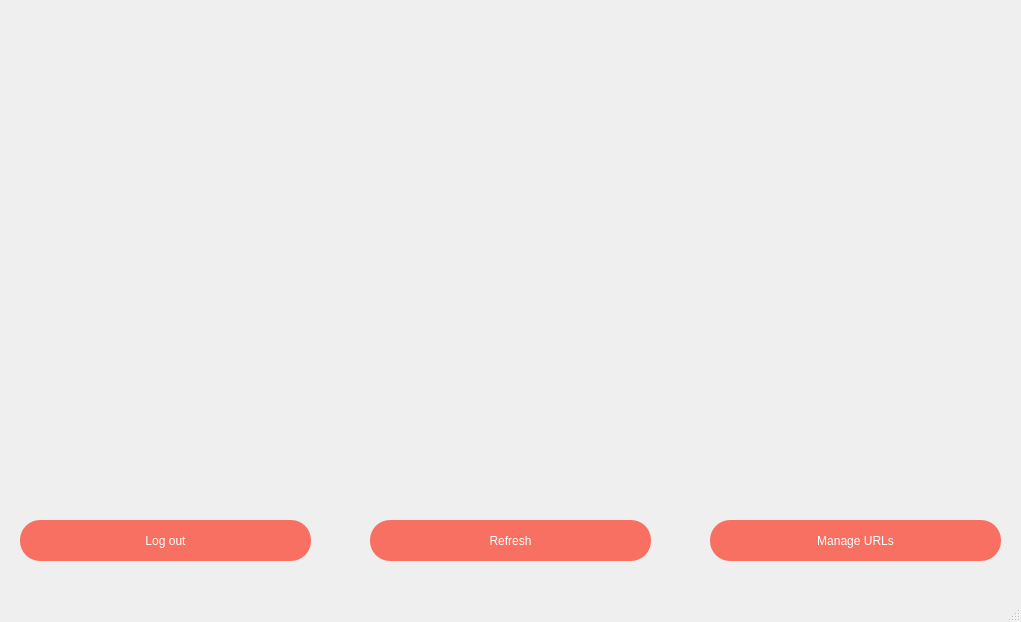
This is newsWindow.ui in Pawlis123/projekt-front as Qt 5 draws it before an edit. The edited form follows.
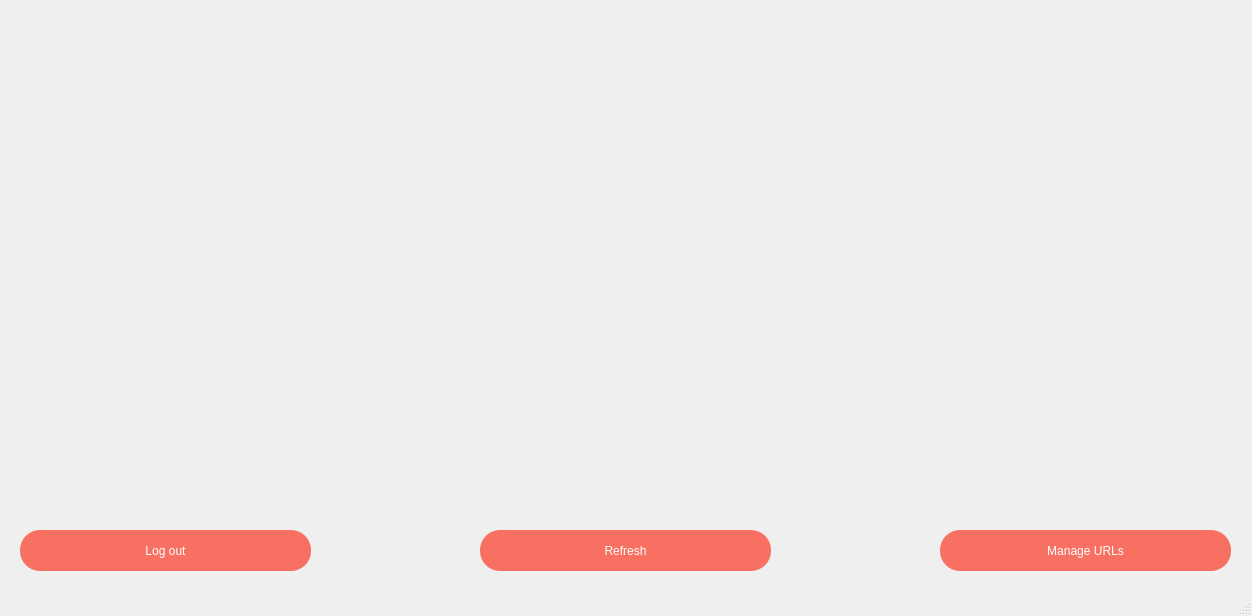
This is the edited form.

```diff
--- a/newsWindow.ui
+++ b/newsWindow.ui
@@ -6,8 +6,8 @@
    <rect>
     <x>0</x>
     <y>0</y>
-    <width>1021</width>
-    <height>622</height>
+    <width>1252</width>
+    <height>616</height>
    </rect>
   </property>
   <property name="windowTitle">
@@ -24,7 +24,7 @@
     <property name="geometry">
      <rect>
       <x>20</x>
-      <y>520</y>
+      <y>530</y>
       <width>291</width>
       <height>41</height>
      </rect>
@@ -41,8 +41,8 @@
    <widget class="QPushButton" name="pushButton_2">
     <property name="geometry">
      <rect>
-      <x>710</x>
-      <y>520</y>
+      <x>940</x>
+      <y>530</y>
       <width>291</width>
       <height>41</height>
      </rect>
@@ -61,7 +61,7 @@
      <rect>
       <x>20</x>
       <y>30</y>
-      <width>981</width>
+      <width>1211</width>
       <height>411</height>
      </rect>
     </property>
@@ -70,8 +70,8 @@
    <widget class="QLabel" name="messageBox">
     <property name="geometry">
      <rect>
-      <x>110</x>
-      <y>450</y>
+      <x>220</x>
+      <y>460</y>
       <width>801</width>
       <height>41</height>
      </rect>
@@ -90,9 +90,9 @@
    <widget class="QPushButton" name="refreshButton">
     <property name="geometry">
      <rect>
-      <x>370</x>
-      <y>520</y>
-      <width>281</width>
+      <x>480</x>
+      <y>530</y>
+      <width>291</width>
       <height>41</height>
      </rect>
     </property>
```
Left out of the diff: 2 changed lines with no effect on the pictures.
